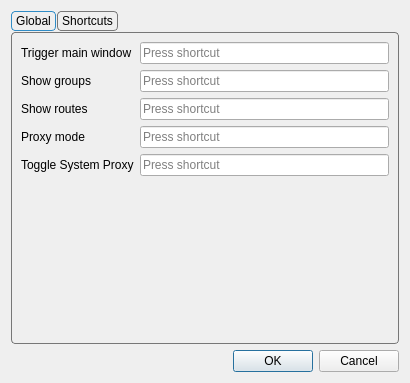
The window that include/ui/setting/dialog_hotkey.ui (Yulinanami/ethernet-tun-test) describes before a commit, drawn with Qt 5.
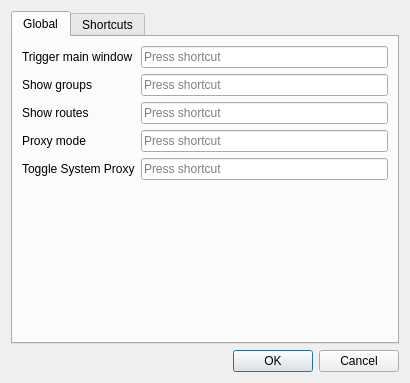
The same window after the commit. Custom widgets are drawn as their Qt base class.

Patch:
```diff
--- a/include/ui/setting/dialog_hotkey.ui
+++ b/include/ui/setting/dialog_hotkey.ui
@@ -16,38 +16,6 @@
   <layout class="QVBoxLayout" name="verticalLayout">
    <item>
     <widget class="QTabWidget" name="tabWidget">
-     <property name="styleSheet">
-      <string notr="true">QTabWidget::pane {
-    margin-top: 1px;
-    border: 1px solid #777777;
-    border-radius: 4px;
-}
-
-QTabBar {
-    background: transparent;
-    qproperty-drawBase: 0;
-}
-
-QTabBar::tab {
-    border: 1px solid #777777;
-    border-radius: 4px;
-
-    padding: 2px 4px;
-    margin-right: 1px;
-}
-
-QTabBar::tab:selected {
-    border: 1px solid palette(highlight);
-}
-
-QTabBar::tab:!selected {
-    border: 1px solid #777777;
-}
-
-QTabBar::tab:hover:!selected {
-    border: 1px solid #777777;
-}</string>
-     </property>
      <property name="currentIndex">
       <number>0</number>
      </property>
```
Left out of the diff: 15 changed lines with no effect on the pictures.
